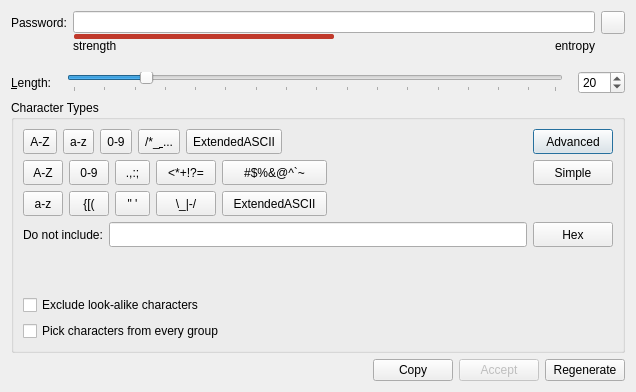
Qt form src/arsenic/passwordGeneratorDialog.ui (Antidote1911/arsenic) before a commit.
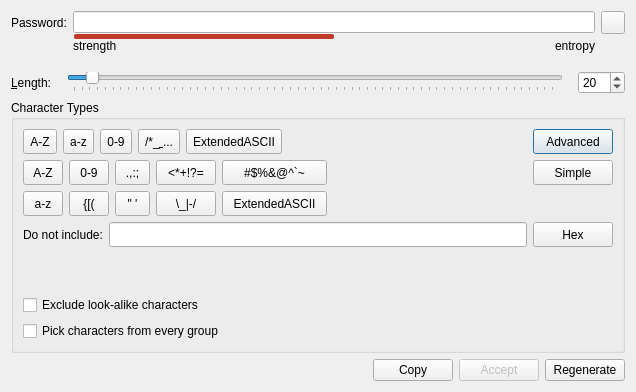
The same form after that commit.

Diff of the .ui file:
```diff
--- a/src/arsenic/passwordGeneratorDialog.ui
+++ b/src/arsenic/passwordGeneratorDialog.ui
@@ -210,7 +210,7 @@
         <number>1</number>
        </property>
        <property name="maximum">
-        <number>128</number>
+        <number>500</number>
        </property>
        <property name="sliderPosition">
         <number>20</number>
```
